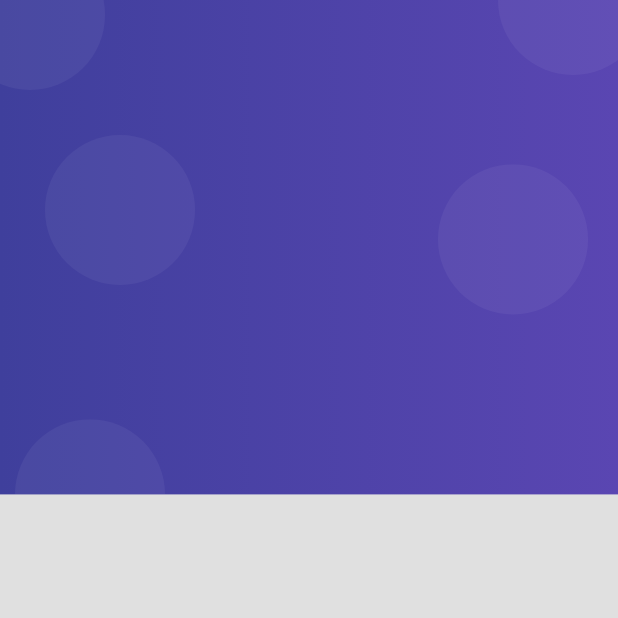
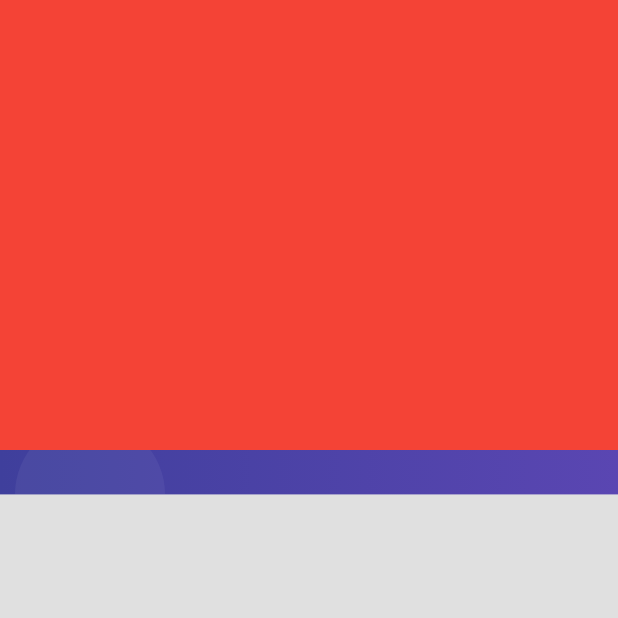
Before and after one commit to javierhenaohe/login_image, a Flutter app: the screen it shows after launch, on a phone screen of 412 x 824 dp, the top half of it. Run offline on Flutter 3.47's test engine with Material 2 defaults, Android fonts, the light colour scheme and no system bars.

Commit message:
inicio v207 cuarto commit

```diff
--- a/lib/screens/login_screen.dart
+++ b/lib/screens/login_screen.dart
@@ -1,15 +1,16 @@
 import 'package:flutter/material.dart';
 import 'package:login_image/widgets/widgets.dart';
 
-
-
-
 class LoginScreen extends StatelessWidget {
-
   @override
   Widget build(BuildContext context) {
     return Scaffold(
-      body: AuthBackground()
-  );
+        body: AuthBackground( //SOLICITA EL CHILD* DEL AUTH_BACKGROUND.DART
+      child: Container(
+        width: double.infinity,
+        height: 300,
+        color: Colors.red,
+      ),
+    ));
   }
 }
--- a/lib/widgets/auth_background.dart
+++ b/lib/widgets/auth_background.dart
@@ -1,7 +1,12 @@
 import 'package:flutter/material.dart';
 
 class AuthBackground extends StatelessWidget {
-  //const AuthBackground({super.key});
+  final child;
+
+  const AuthBackground({
+    super.key,
+    required this.child,
+  });
 
   @override
   Widget build(BuildContext context) {
@@ -12,7 +17,26 @@ class AuthBackground extends StatelessWidget {
       child: Stack(
         children: [
           _PurpleBox(),
+          _HeaderIcon(),
+          child, //CHILD*: ESTABLECE EL CONTENEDOR CENTRAL DEL LOGIN
         ],
+      ),
+    );
+  }
+}
+
+// CONTIENE LAS CARACTERISTICAS DEL ICONO PERSON
+class _HeaderIcon extends StatelessWidget {
+  //const _HeaderIcon({Key? key,}) : super(key: key);
+
+  @override
+  Widget build(BuildContext context) {
+    return SafeArea(
+      //SAFEAREA: REALIZA SEPARACION DEL ICONO PERSON DEL NOTCH O MUESCA SUPERIOR
+      child: Container(
+        width: double.infinity,
+        margin: EdgeInsets.only(top: 30),
+        child: Icon(Icons.person_pin, color: Colors.white, size: 100),
       ),
     );
   }
```
